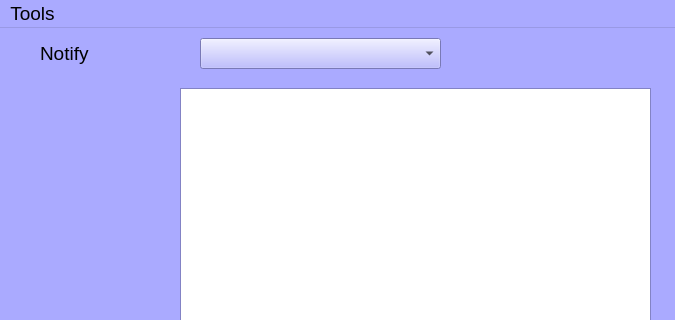
First picture: the form in mainwindow.ui, repository lozal71/shag_chat_client, before the edit; both pictures show x 0 to 675 and y 0 to 320 of the 675 by 531 pixel window.
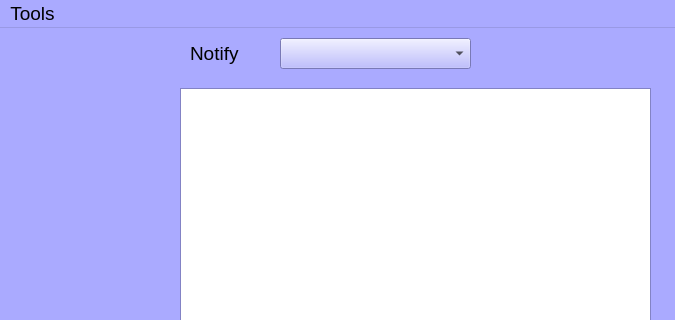
Second picture: the form after the edit.

```diff
--- a/mainwindow.ui
+++ b/mainwindow.ui
@@ -517,9 +517,9 @@
    <widget class="QLabel" name="lblNotify">
     <property name="geometry">
      <rect>
-      <x>40</x>
+      <x>190</x>
       <y>10</y>
-      <width>91</width>
+      <width>61</width>
       <height>31</height>
      </rect>
     </property>
@@ -530,9 +530,9 @@
    <widget class="QComboBox" name="cbxNotify">
     <property name="geometry">
      <rect>
-      <x>200</x>
+      <x>280</x>
       <y>10</y>
-      <width>241</width>
+      <width>191</width>
       <height>31</height>
      </rect>
     </property>
@@ -540,9 +540,9 @@
    <widget class="QWidget" name="verticalLayoutWidget_2">
     <property name="geometry">
      <rect>
-      <x>470</x>
+      <x>500</x>
       <y>10</y>
-      <width>171</width>
+      <width>141</width>
       <height>31</height>
      </rect>
     </property>
```
